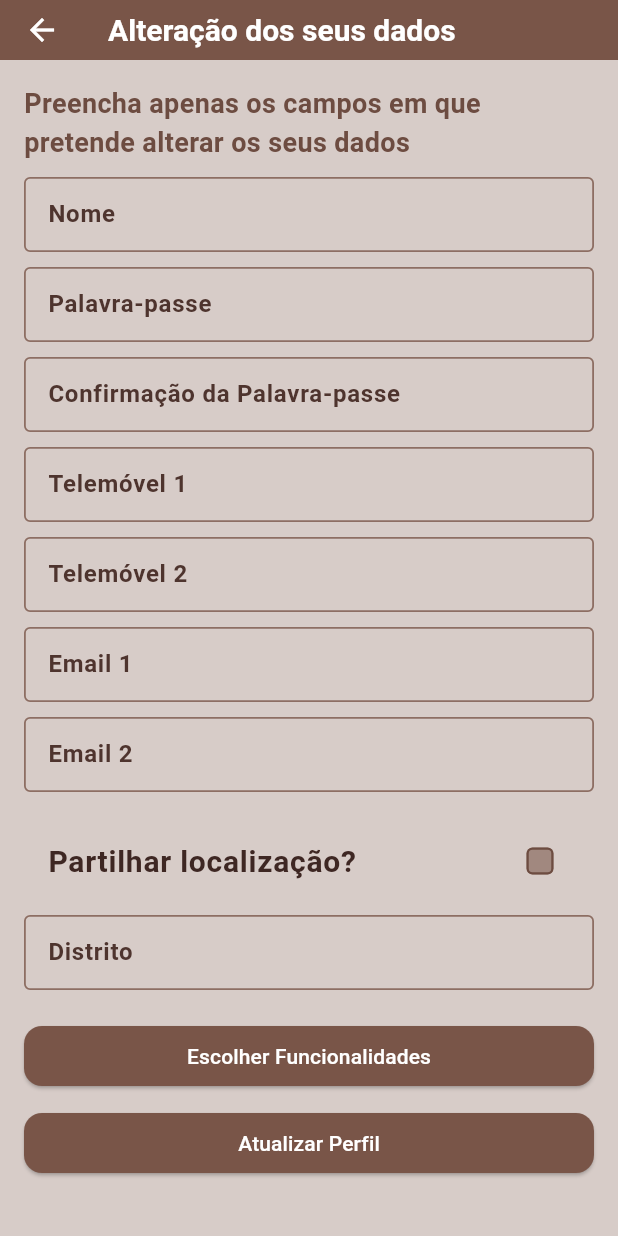
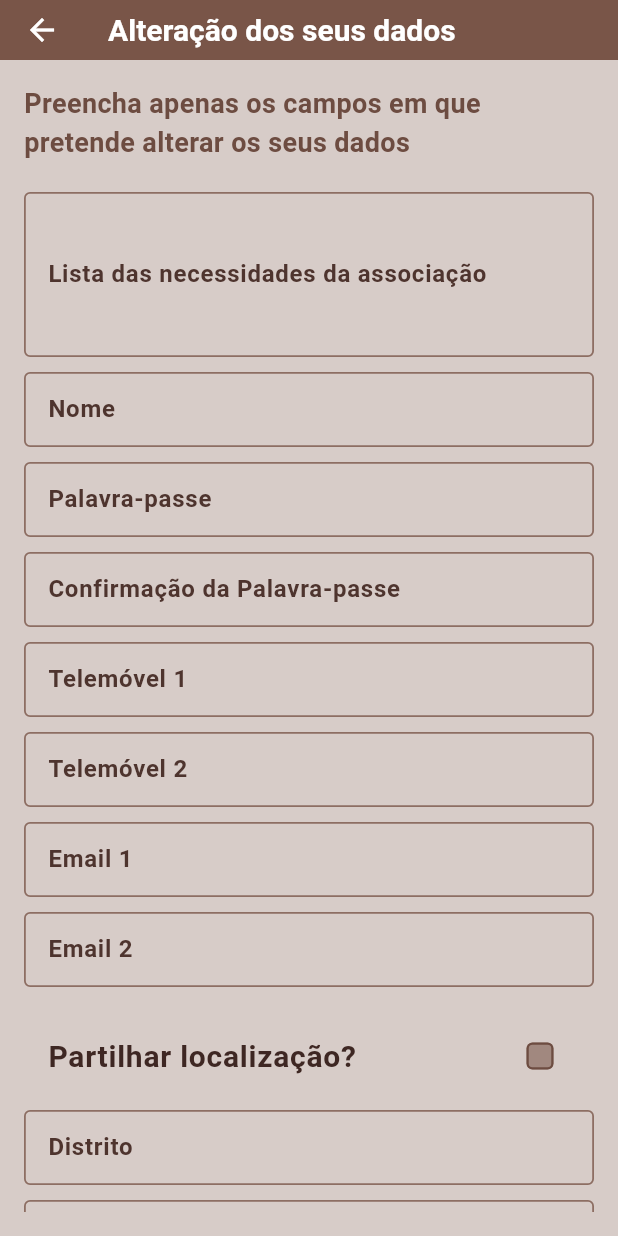
Before and after one commit to DEISI-ULHT-TFC-2024-25/TFC-Aluno2116-PetMatch, a Flutter app: the EditarPerfilAssociacao screen opened directly, on a phone screen of 412 x 824 dp. Run offline on Flutter 3.47's test engine with Material 3 defaults, Android fonts, the phone set to English and light mode, and no system bars; our stand-ins replace animate_do, cloud_firestore, firebase_auth, firebase_core, firebase_storage, geocoding and 2 more; accounts and stored records are empty; network calls fail.

Commit message:
adicionei campos ao editar, Já da para editar as necessidades e o utilizador vê-las na pagina da associação tal como o iban para fazer donativos

```diff
--- a/lib/models/associacao.dart
+++ b/lib/models/associacao.dart
@@ -23,7 +23,7 @@ class Associacao {
   List<String> animais;
   List<String> pedidosRealizados;
   List<Eventos> eventos;
-  List<String> necessidades;
+  String necessidades;
   bool associacao;
   String? iban;
 
@@ -73,7 +73,7 @@ class Associacao {
           ?.map((e) => Eventos.fromMap(e as Map<String, dynamic>, e['id'] ?? 'id_desconhecido'))
           .toList() ??
           [],
-      necessidades: List<String>.from(map['necessidades'] ?? []),
+      necessidades: map['necessidades'] ?? '',
       iban: map['iban'] ?? '',
     );
   }
--- a/lib/screens/associacaoHomeScreen.dart
+++ b/lib/screens/associacaoHomeScreen.dart
@@ -11,7 +11,6 @@ import 'package:tinder_para_caes/firebaseLogic/utilizadorProvider.dart';
 import 'package:tinder_para_caes/screens/allPedidosList.dart';
 import 'package:tinder_para_caes/screens/animalDetailsScreen.dart';
 import 'package:tinder_para_caes/screens/loginScreen.dart';
-
 import 'package:tinder_para_caes/screens/editarFuncionalidades.dart';
 import 'package:tinder_para_caes/screens/editarPerfilAssociação.dart';
 
--- a/lib/screens/editarPerfilAssociação.dart
+++ b/lib/screens/editarPerfilAssociação.dart
@@ -6,6 +6,7 @@ import 'package:provider/provider.dart';
 import 'package:tinder_para_caes/firebaseLogic/associacaoProvider.dart';
 import 'package:tinder_para_caes/screens/editarFuncionalidades.dart';
 import '../theme/theme.dart';
+import 'package:tinder_para_caes/screens/associacaoHomeScreen.dart';
 
 class EditarPerfilAssociacao extends StatefulWidget {
   const EditarPerfilAssociacao({super.key});
@@ -26,6 +27,9 @@ class _EditarPerfilAssociacaoState extends State<EditarPerfilAssociacao> {
   final TextEditingController telefone2Controller = TextEditingController();
   final TextEditingController moradaController = TextEditingController();
   final TextEditingController distritoController = TextEditingController();
+  final TextEditingController localidadeController = TextEditingController();
+  final TextEditingController necessidadesController = TextEditingController();
+  final TextEditingController ibanController = TextEditingController();
 
 
   void atualizar() async {
@@ -36,8 +40,8 @@ class _EditarPerfilAssociacaoState extends State<EditarPerfilAssociacao> {
 
     final Map<String, dynamic> dadosAtualizados = {};
 
-    if (nomeController.text.trim().isNotEmpty) {
-      dadosAtualizados['nome'] = nomeController.text.trim();
+    if (nomeController.text.isNotEmpty) {
+      dadosAtualizados['nome'] = nomeController.text;
     }
     if (email1Controller.text.trim().isNotEmpty) {
       dadosAtualizados['email1'] = email1Controller.text.trim();
@@ -53,6 +57,15 @@ class _EditarPerfilAssociacaoState extends State<EditarPerfilAssociacao> {
     }
     if (distritoController.text.trim().isNotEmpty) {
       dadosAtualizados['distrito'] = distritoController.text.trim();
+    }
+    if (localidadeController.text.isNotEmpty) {
+      dadosAtualizados['localidade'] = localidadeController.text;
+    }
+    if (necessidadesController.text.isNotEmpty) {
+      dadosAtualizados['necessidades'] = necessidadesController.text;
+    }
+    if (ibanController.text.isNotEmpty) {
+      dadosAtualizados['iban'] = ibanController.text;
     }
     if (shareLocation) {
       dadosAtualizados['partilharLocalizacao'] = true;
@@ -129,6 +142,15 @@ class _EditarPerfilAssociacaoState extends State<EditarPerfilAssociacao> {
         child: ListView(
           children: [
             Text("Preencha apenas os campos em que pretende alterar os seus dados"),
+            const SizedBox(height: 20),
+            TextField(
+              controller: necessidadesController,
+              decoration: InputDecoration(labelText: 'Lista das necessidades da associação'),
+              keyboardType: TextInputType.multiline,
+              maxLines: null, // permite número ilimitado de linhas
+              minLines: 3,    // número mínimo de linhas visíveis
+              textInputAction: TextInputAction.newline, // insere nova linha ao carregar "Enter"
+            ),
             const SizedBox(height: 10),
             TextField(
               controller: nomeController,
@@ -204,6 +226,16 @@ class _EditarPerfilAssociacaoState extends State<EditarPerfilAssociacao> {
                 decoration: const InputDecoration(labelText: 'Morada'),
               ),
             ],
+            const SizedBox(height: 10),
+            TextField(
+              controller: localidadeController,
+              decoration: InputDecoration(labelText: 'Localidade'),
+            ),
+            const SizedBox(height: 10),
+            TextField(
+              controller: ibanController,
+              decoration: InputDecoration(labelText: 'IBAN para o qual recebem donativos'),
+            ),
             const SizedBox(height: 20),
             ElevatedButton(
               style: ElevatedButton.styleFrom(backgroundColor: theme.primaryColor),
@@ -215,7 +247,11 @@ class _EditarPerfilAssociacaoState extends State<EditarPerfilAssociacao> {
             const SizedBox(height: 10),
             ElevatedButton(
               style: ElevatedButton.styleFrom(backgroundColor: theme.primaryColor),
-              onPressed: atualizar,
+              onPressed: (){
+                atualizar;
+                Navigator.push(context, MaterialPageRoute(builder: (context) => const AssociacaoHomeScreen()));
+              },
+
               child: const Text("Atualizar Perfil"),
             ),
           ],
```
Also changed, not shown: lib/screens/vizualizarAssociacaoScreen.dart (+17 -13 lines).
